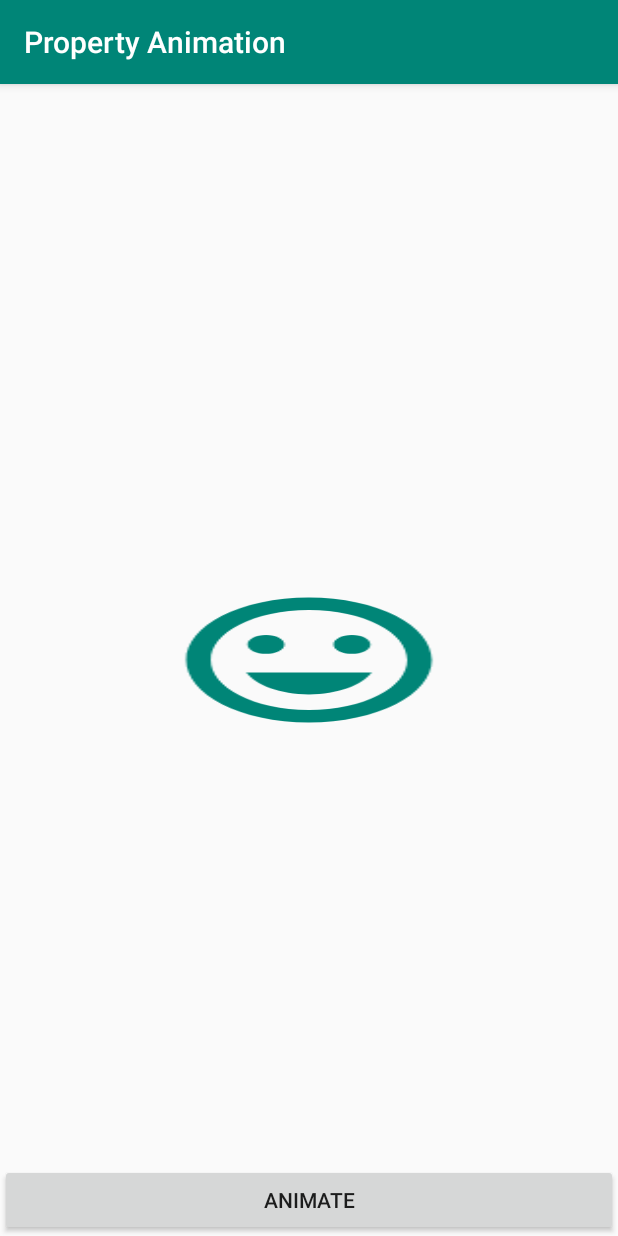
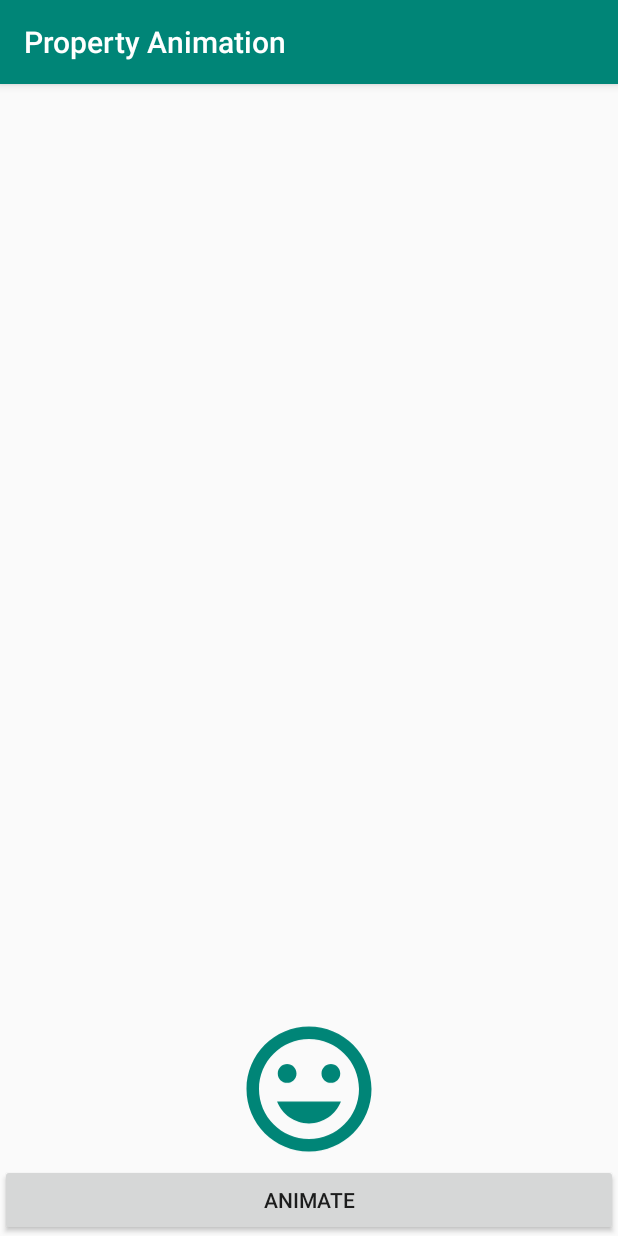
Before and after one commit to pfieffer/AndroidAnimations, an Android app: the screen it shows after launch (MainActivity), after a tap on "ANIMATE", on a phone screen of 412 x 824 dp. Run offline under Robolectric (Android 15) with nearby library versions, the phone set to English and light mode, and no system bars.

```diff
--- a/app/src/main/java/com/example/androidanimations/MainActivity.java
+++ b/app/src/main/java/com/example/androidanimations/MainActivity.java
@@ -5,11 +5,16 @@ import android.animation.ObjectAnimator;
 import android.os.Bundle;
 import android.support.v7.app.AppCompatActivity;
 import android.view.View;
+import android.view.animation.AnticipateOvershootInterpolator;
+import android.view.animation.BounceInterpolator;
+import android.view.animation.LinearInterpolator;
 import android.widget.ImageView;
+import android.widget.RelativeLayout;
 
 public class MainActivity extends AppCompatActivity {
 
     private ImageView imageView;
+    private RelativeLayout canvas;
 
     @Override
     protected void onCreate(Bundle savedInstanceState) {
@@ -17,23 +22,20 @@ public class MainActivity extends AppCompatActivity {
         setContentView(R.layout.activity_main);
 
         imageView =  findViewById(R.id.faceIcon);
+        canvas = findViewById(R.id.animationCanvas);
     }
 
     public void onButtonClick(View v) {
-        ObjectAnimator animatorX = ObjectAnimator.ofFloat(imageView, "scaleX", 1f, 2f)
+        int screenHeight = canvas.getHeight();
+        int targetY = screenHeight - imageView.getHeight();
+
+        ObjectAnimator animator = ObjectAnimator.ofFloat(
+                imageView, "y", 0, targetY)
                 .setDuration(1000);
 
-        ObjectAnimator animatorY = ObjectAnimator.ofFloat(imageView, "scaleY", 1f, 2f)
-                .setDuration(1000);
+        animator.setInterpolator(new BounceInterpolator()); //AnticipateOvershootInterpolator, LinearInterpolator
 
-        AnimatorSet animatorSet = new AnimatorSet();
-//        animatorSet.playTogether(animatorX, animatorY); //pass in animator objects separated by comma or a list of animator objects
-
-        animatorSet.playSequentially(animatorX, animatorY);
-
-        animatorSet.setDuration(2500);
-
-        animatorSet.start();
+        animator.start();
     }
 
 }
--- a/app/src/main/res/layout/activity_main.xml
+++ b/app/src/main/res/layout/activity_main.xml
@@ -5,17 +5,24 @@
     android:layout_height="match_parent"
     tools:context="com.example.androidanimations.MainActivity">
 
+    <RelativeLayout
+        android:id="@+id/animationCanvas"
+        android:layout_width="match_parent"
+        android:layout_height="match_parent"
+        android:layout_above="@id/buttonContainer">
+
         <ImageView
             android:id="@+id/faceIcon"
             android:layout_width="@dimen/icon_size"
             android:layout_height="@dimen/icon_size"
             android:src="@drawable/ic_face"
             android:tint="@color/colorPrimary"
-        android:layout_centerHorizontal="true"
-        android:layout_centerVertical="true"/>
+            android:layout_centerHorizontal="true" />
+
+    </RelativeLayout>
 
     <LinearLayout
-        android:id="@+id/linearLayout"
+        android:id="@+id/buttonContainer"
         android:layout_width="match_parent"
         android:layout_height="wrap_content"
         android:layout_alignParentBottom="true"
```
Lines whose indentation alone changed are shown as unchanged.
